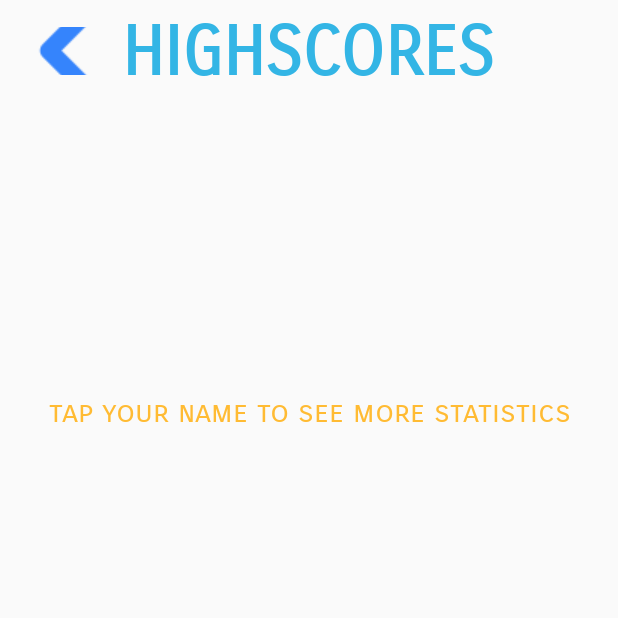
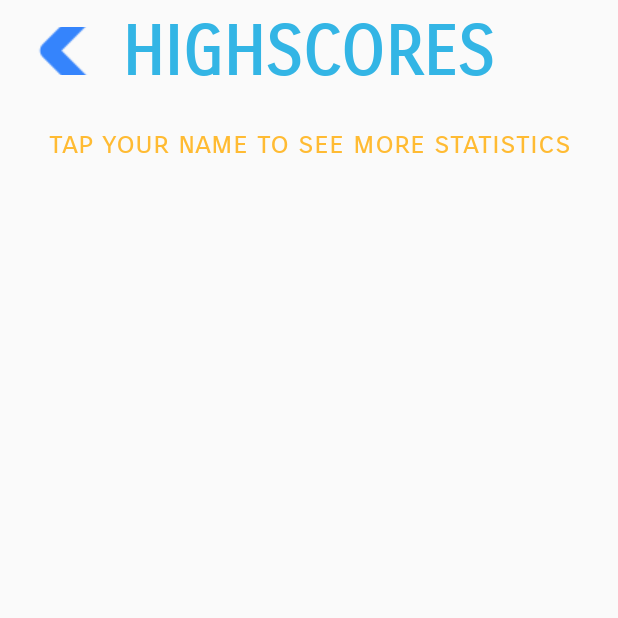
Before and after one commit to dnlrbz/Typo, an Android app: the ScoresActivity screen opened directly, with no data from a screen before it, on a phone screen of 412 x 824 dp, the top half of it. Run offline under Robolectric (Android 15) with nearby library versions, the phone set to English and light mode, and no system bars.

Commit message:
htc one plus support

```diff
--- a/app/src/main/res/layout/activity_scores.xml
+++ b/app/src/main/res/layout/activity_scores.xml
@@ -35,16 +35,17 @@
         android:layout_height="533dp"
         android:layout_alignParentBottom="true"
         android:layout_alignParentStart="true"
+        android:layout_alignParentTop="true"
         android:layout_marginBottom="3dp"
-        android:layout_marginTop="5dp" />
+        android:layout_marginTop="100dp" />
 
     <TextView
         android:id="@+id/textViewHint"
         android:layout_width="wrap_content"
         android:layout_height="wrap_content"
-        android:layout_above="@+id/listViewScores"
+        android:layout_alignParentTop="true"
         android:layout_centerHorizontal="true"
-        android:layout_marginBottom="-5dp"
+        android:layout_marginTop="83dp"
         android:fontFamily="sans-serif-smallcaps"
         android:textAlignment="center"
         android:textColor="@android:color/holo_orange_light"
```
Also changed, not shown: app/src/main/res/layout/activity_statistics.xml (+7 -3 lines), 1 other file.
